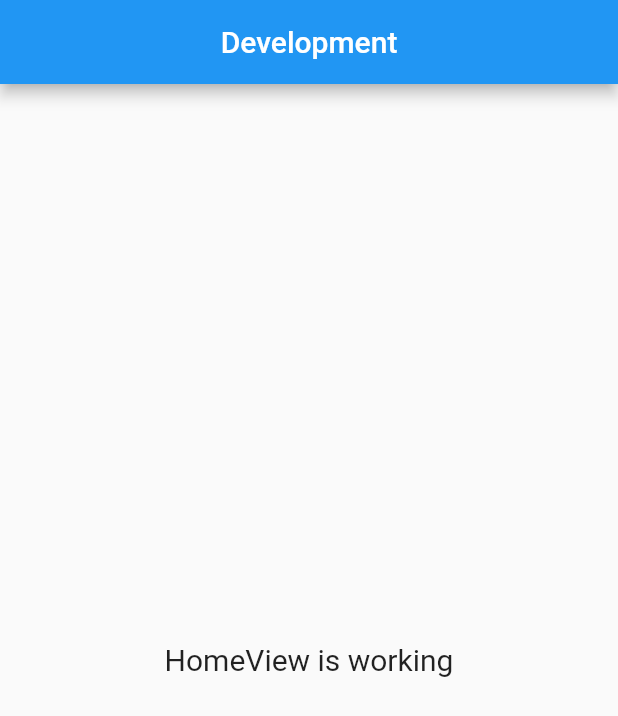
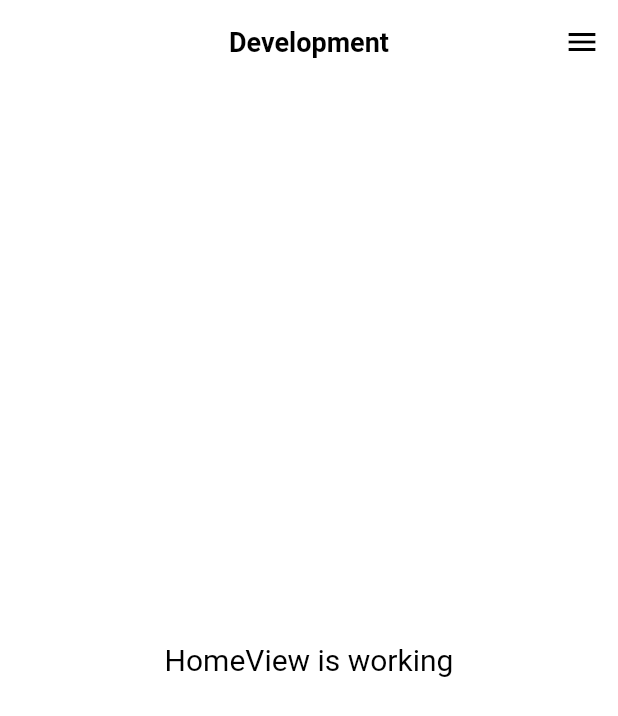
Before and after one commit to kaandinler/flutter_social_ufollow, a Flutter app: the screen it shows after launch, on a phone screen of 412 x 824 dp. Shown: the top 716 px of the screen. Run offline on Flutter 3.47's test engine with Material 2 defaults, Android fonts, the light colour scheme and no system bars; our stand-ins replace get.

Commit message:
change theme and default theme is added.

```diff
--- /dev/null
+++ b/lib/app/core/init/themes/app_theme.dart
@@ -0,0 +1,71 @@
+import 'package:flutter/material.dart';
+
+class AppTheme {
+  static final AppTheme _appTheme = AppTheme._internal();
+
+  static AppTheme get instance => _appTheme;
+
+  AppTheme._internal();
+
+  final ThemeData lightTheme = ThemeData.light().copyWith(
+    primaryColor: Colors.orange,
+    scaffoldBackgroundColor: Colors.white,
+    appBarTheme: const AppBarTheme(
+      backgroundColor: Colors.white,
+      elevation: 0,
+      iconTheme: IconThemeData(color: Colors.black),
+      titleTextStyle: TextStyle(
+        color: Colors.black,
+        fontSize: 18,
+        fontWeight: FontWeight.bold,
+      ),
+    ),
+    bottomNavigationBarTheme: const BottomNavigationBarThemeData(
+      backgroundColor: Colors.white,
+      selectedItemColor: Colors.blue,
+      unselectedItemColor: Colors.grey,
+    ),
+    textTheme: const TextTheme(
+      bodyText1: TextStyle(
+        color: Colors.black,
+        fontSize: 16,
+        fontWeight: FontWeight.bold,
+      ),
+      bodyText2: TextStyle(
+        color: Colors.black,
+        fontSize: 14,
+      ),
+    ),
+  );
+
+  final ThemeData darkTheme = ThemeData.dark().copyWith(
+    primaryColor: Colors.red,
+    scaffoldBackgroundColor: Colors.black,
+    appBarTheme: const AppBarTheme(
+      backgroundColor: Colors.black,
+      elevation: 0,
+      iconTheme: IconThemeData(color: Colors.white),
+      titleTextStyle: TextStyle(
+        color: Colors.white,
+        fontSize: 18,
+        fontWeight: FontWeight.bold,
+      ),
+    ),
+    bottomNavigationBarTheme: const BottomNavigationBarThemeData(
+      backgroundColor: Colors.black,
+      selectedItemColor: Colors.blue,
+      unselectedItemColor: Colors.grey,
+    ),
+    textTheme: const TextTheme(
+      bodyText1: TextStyle(
+        color: Colors.white,
+        fontSize: 16,
+        fontWeight: FontWeight.bold,
+      ),
+      bodyText2: TextStyle(
+        color: Colors.white,
+        fontSize: 14,
+      ),
+    ),
+  );
+}
--- a/lib/app/modules/home/controllers/home_controller.dart
+++ b/lib/app/modules/home/controllers/home_controller.dart
@@ -1,11 +1,10 @@
+import 'package:flutter_social_ufollow/app/core/init/themes/app_theme.dart';
 import 'package:get/get.dart';
 
 class HomeController extends GetxController {
-  //TODO: Implement HomeController
+  RxBool isDark = false.obs;
 
-  final count = 0.obs;
-
-
-
-  void increment() => count.value++;
+  void changeTheme() {
+    Get.changeTheme(Get.isDarkMode ? AppTheme.instance.lightTheme : AppTheme.instance.darkTheme);
+  }
 }
--- a/lib/app/modules/home/views/home_view.dart
+++ b/lib/app/modules/home/views/home_view.dart
@@ -14,6 +14,21 @@ class HomeView extends GetView<HomeController> {
         title: Text(FlavorConfig.instance.name),
         centerTitle: true,
       ),
+      endDrawer: Drawer(
+        child: ListView(
+          children: [
+            ListTile(
+              title: const Text('Theme'),
+              trailing: Obx(
+                () => Switch(
+                  value: controller.isDark.value,
+                  onChanged: (value) => controller.changeTheme(),
+                ),
+              ),
+            ),
+          ],
+        ),
+      ),
       body: const Center(
         child: Text(
           'HomeView is working',
--- a/lib/main.dart
+++ b/lib/main.dart
@@ -1,4 +1,6 @@
 import 'package:flutter/material.dart';
+import 'package:flutter_social_ufollow/app/core/init/themes/app_theme.dart';
+import 'package:flutter_social_ufollow/app/modules/home/controllers/theme_controller.dart';
 import 'package:flutter_social_ufollow/app/utils/flavor.dart';
 
 import 'package:get/get.dart';
@@ -13,6 +15,7 @@ void mainCommon() {
     initialRoute: AppPages.INITIAL,
     getPages: AppPages.routes,
     themeMode: ThemeMode.system,
+    theme: ThemeController().isDark.value ? AppTheme.instance.darkTheme : AppTheme.instance.lightTheme,
     debugShowCheckedModeBanner: false,
   ));
 }
```
Also changed, not shown: lib/app/modules/home/controllers/theme_controller.dart (added, +11 -0 lines), lib/app/utils/flavor_banner.dart (deleted, +0 -50 lines).
